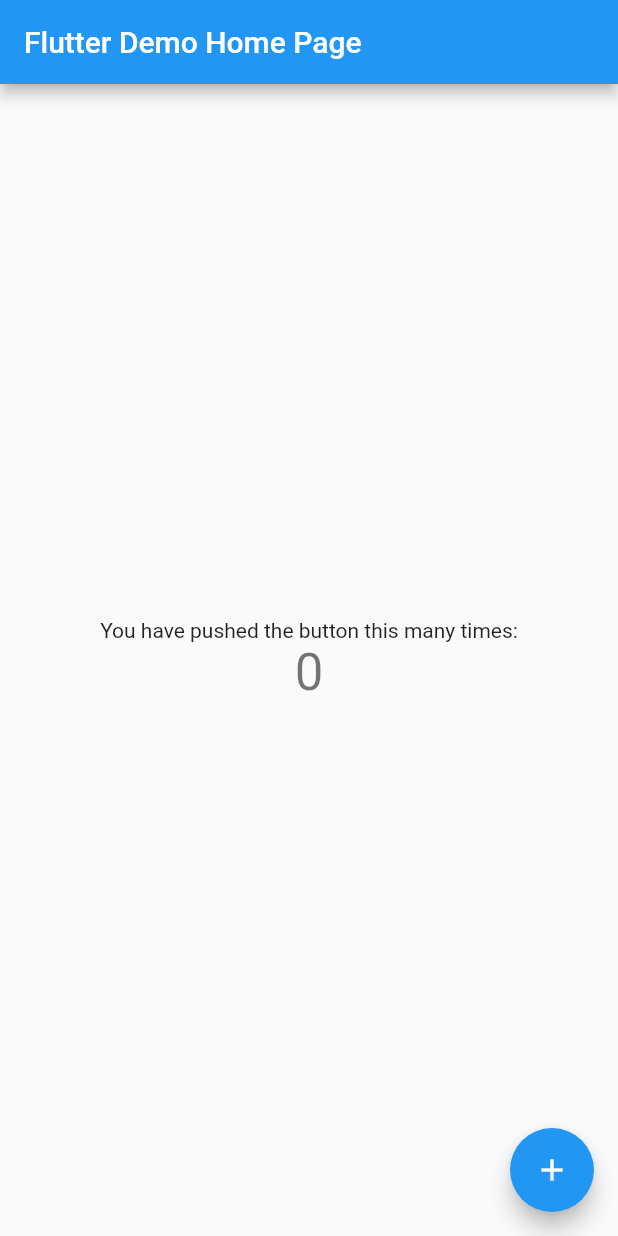
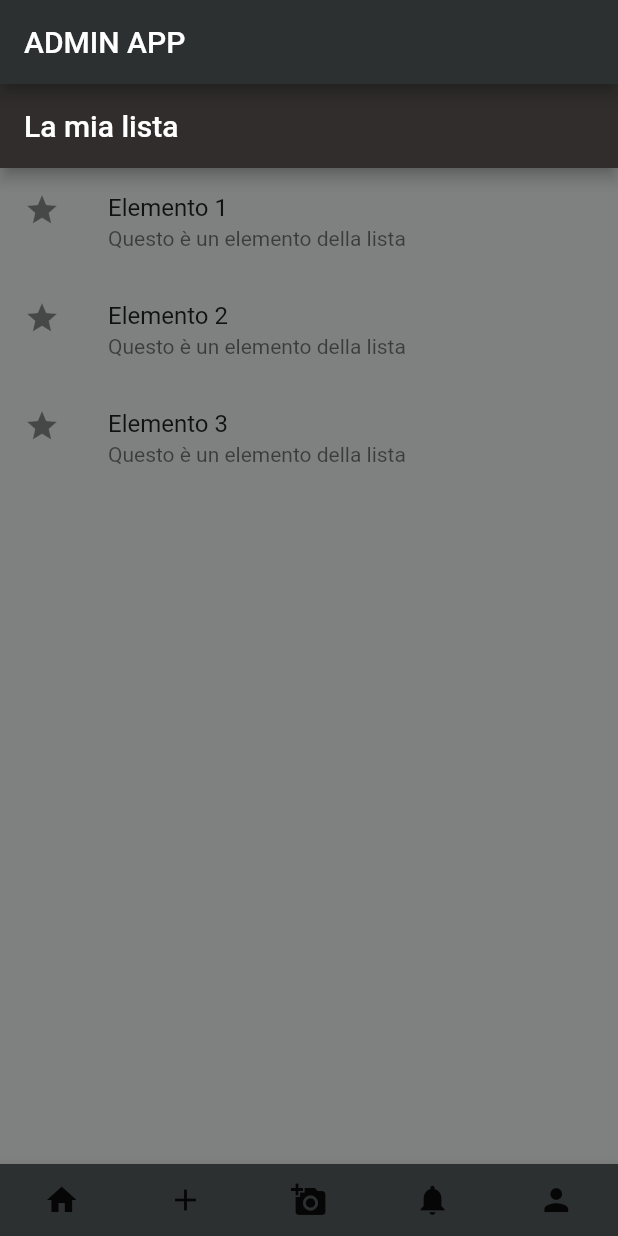
Before and after one commit to ToniCara/frontend_admin_bar, a Flutter app: the screen it shows after launch, on a phone screen of 412 x 824 dp. Run offline on Flutter 3.47's test engine with Material 2 defaults, Android fonts, the phone set to English and light mode, and no system bars.

Commit message:
SECOND STEP

```diff
--- a/lib/main.dart
+++ b/lib/main.dart
@@ -1,115 +1,92 @@
+// Copyright 2018 The Flutter team. All rights reserved.
+// Use of this source code is governed by a BSD-style License that can be
+// found in the LICENSE file.
+
+// ignore_for_file: prefer_const_constructors
+
 import 'package:flutter/material.dart';
+import 'package:frontend_admin_bar/pages/add_money.dart';
+import 'package:frontend_admin_bar/pages/home.dart';
+import 'package:frontend_admin_bar/pages/profile.dart';
+import 'package:frontend_admin_bar/pages/notify.dart';
+import 'package:frontend_admin_bar/pages/add_product.dart';
 
-void main() {
-  runApp(const MyApp());
+void main() => runApp(MyApp());
+
+class MyApp extends StatefulWidget {
+  const MyApp({Key? key}) : super(key: key);
+  @override
+  _MyAppState createState() => _MyAppState();
 }
 
-class MyApp extends StatelessWidget {
-  const MyApp({super.key});
+class _MyAppState extends State<MyApp>{
+  int _selectedIndex = 0;
 
-  // This widget is the root of your application.
-  @override
+  // ignore: prefer_final_fields
+  static List<Widget> _widgetOptions = <Widget>[
+    home(),
+    add_product(),
+    add_money(),
+    notify(),
+    profile(),
+  ];
+
+    void _onItemTapped(int index) {
+    setState(() {
+      _selectedIndex = index;
+    });
+
+
+}
   Widget build(BuildContext context) {
     return MaterialApp(
-      title: 'Flutter Demo',
-      theme: ThemeData(
-        // This is the theme of your application.
-        //
-        // Try running your application with "flutter run". You'll see the
-        // application has a blue toolbar. Then, without quitting the app, try
-        // changing the primarySwatch below to Colors.green and then invoke
-        // "hot reload" (press "r" in the console where you ran "flutter run",
-        // or simply save your changes to "hot reload" in a Flutter IDE).
-        // Notice that the counter didn't reset back to zero; the application
-        // is not restarted.
-        primarySwatch: Colors.blue,
+      debugShowCheckedModeBanner: false,
+      title: 'Welcome to Flutter',
+      home: Scaffold(
+        backgroundColor: Color.fromARGB(255, 44, 48, 48),
+        appBar: AppBar(
+          backgroundColor: Color.fromARGB(255, 44, 48, 48),
+          title: Text('ADMIN APP'),
         ),
-      home: const MyHomePage(title: 'Flutter Demo Home Page'),
-    );
-  }
-}
 
-class MyHomePage extends StatefulWidget {
-  const MyHomePage({super.key, required this.title});
+        body: Center(
 
-  // This widget is the home page of your application. It is stateful, meaning
-  // that it has a State object (defined below) that contains fields that affect
-  // how it looks.
+          child: _widgetOptions.elementAt(_selectedIndex),
+        ),
 
-  // This class is the configuration for the state. It holds the values (in this
-  // case the title) provided by the parent (in this case the App widget) and
-  // used by the build method of the State. Fields in a Widget subclass are
-  // always marked "final".
-
-  final String title;
-
-  @override
-  State<MyHomePage> createState() => _MyHomePageState();
-}
-
-class _MyHomePageState extends State<MyHomePage> {
-  int _counter = 0;
-
-  void _incrementCounter() {
-    setState(() {
-      // This call to setState tells the Flutter framework that something has
-      // changed in this State, which causes it to rerun the build method below
-      // so that the display can reflect the updated values. If we changed
-      // _counter without calling setState(), then the build method would not be
-      // called again, and so nothing would appear to happen.
-      _counter++;
-    });
-  }
-
-  @override
-  Widget build(BuildContext context) {
-    // This method is rerun every time setState is called, for instance as done
-    // by the _incrementCounter method above.
-    //
-    // The Flutter framework has been optimized to make rerunning build methods
-    // fast, so that you can just rebuild anything that needs updating rather
-    // than having to individually change instances of widgets.
-    return Scaffold(
-      appBar: AppBar(
-        // Here we take the value from the MyHomePage object that was created by
-        // the App.build method, and use it to set our appbar title.
-        title: Text(widget.title),
+        //bottom bar con pulsanti
+        bottomNavigationBar: BottomAppBar(
+          color: Color.fromARGB(255, 44, 48, 48),
+          shape: CircularNotchedRectangle(),
+          notchMargin: 8.0,
+          child: Row(
+            mainAxisSize: MainAxisSize.max,
+            mainAxisAlignment: MainAxisAlignment.spaceAround,
+            children: <Widget>[
+              IconButton(
+                icon: Icon(Icons.home),
+                onPressed: () {_onItemTapped(0);},
               ),
-      body: Center(
-        // Center is a layout widget. It takes a single child and positions it
-        // in the middle of the parent.
-        child: Column(
-          // Column is also a layout widget. It takes a list of children and
-          // arranges them vertically. By default, it sizes itself to fit its
-          // children horizontally, and tries to be as tall as its parent.
-          //
-          // Invoke "debug painting" (press "p" in the console, choose the
-          // "Toggle Debug Paint" action from the Flutter Inspector in Android
-          // Studio, or the "Toggle Debug Paint" command in Visual Studio Code)
-          // to see the wireframe for each widget.
-          //
-          // Column has various properties to control how it sizes itself and
-          // how it positions its children. Here we use mainAxisAlignment to
-          // center the children vertically; the main axis here is the vertical
-          // axis because Columns are vertical (the cross axis would be
-          // horizontal).
-          mainAxisAlignment: MainAxisAlignment.center,
-          children: <Widget>[
-            const Text(
-              'You have pushed the button this many times:',
+              IconButton(
+                icon: Icon(Icons.add),
+                onPressed: () {_onItemTapped(1);},
               ),
-            Text(
-              '$_counter',
-              style: Theme.of(context).textTheme.headlineMedium,
+              IconButton(
+                icon: Icon(Icons.add_a_photo),
+                onPressed: () {_onItemTapped(2);},
+              ),
+              IconButton(
+                icon: Icon(Icons.notifications),
+                onPressed: () {_onItemTapped(3);},
+              ),
+              IconButton(
+                icon: Icon(Icons.person),
+                onPressed: () {_onItemTapped(4);},
               ),
             ],
           ),
         ),
-      floatingActionButton: FloatingActionButton(
-        onPressed: _incrementCounter,
-        tooltip: 'Increment',
-        child: const Icon(Icons.add),
-      ), // This trailing comma makes auto-formatting nicer for build methods.
+      ),
     );
   }
 }
--- /dev/null
+++ b/lib/model/item.dart
@@ -0,0 +1,13 @@
+class Item {
+  final int id;
+  final String name;
+
+  Item({required this.id, required this.name});
+
+  factory Item.fromJson(Map<String, dynamic> json) {
+    return Item(
+      id: json['id'],
+      name: json['name'],
+    );
+  }
+}
--- /dev/null
+++ b/lib/pages/home.dart
@@ -0,0 +1,52 @@
+import 'dart:convert';
+
+import 'package:flutter/material.dart';
+import 'package:frontend_admin_bar/pages/notify.dart';
+
+import 'package:frontend_admin_bar/model/item.dart';
+
+import 'package:flutter/services.dart' show rootBundle;
+
+
+
+
+class home extends StatelessWidget {
+  home({Key? key}) : super(key: key);
+
+
+    String jsonString = '[{"id": 1, "name": "Elemento 1"}, {"id": 2, "name": "Elemento 2"}, {"id": 3, "name": "Elemento 3"}]';
+
+
+  @override
+  Widget build(BuildContext context) {
+    List<dynamic> jsonList = json.decode(jsonString);
+
+    var items = jsonList.map((json) => Item.fromJson(json)).toList();
+
+    return Scaffold(
+      backgroundColor: Color.fromARGB(255, 127, 129, 129),
+      appBar: AppBar(
+        backgroundColor:Color.fromARGB(255, 48, 45, 44),
+        title: Text('La mia lista'),
+      ),
+      body: ListView.builder(
+        itemCount: items.length,
+        itemBuilder: (context, index) {
+          return InkWell(
+            onTap: () {
+              Navigator.push(
+                context,
+                MaterialPageRoute(builder: (context) => notify()),
+              );
+            },
+            child: ListTile(
+              title: Text(items[index].name),
+              subtitle: Text('Questo è un elemento della lista'),
+              leading: Icon(Icons.star),
+            ),
+          );
+        },
+      ),
+    );
+  }
+}
```
Also changed, not shown: lib/pages/add_money.dart (added, +14 -0 lines), lib/pages/add_product.dart (added, +14 -0 lines), lib/pages/notify.dart (added, +14 -0 lines), lib/pages/profile.dart (added, +27 -0 lines), 1 other file. Lines whose indentation alone changed are shown as unchanged.
